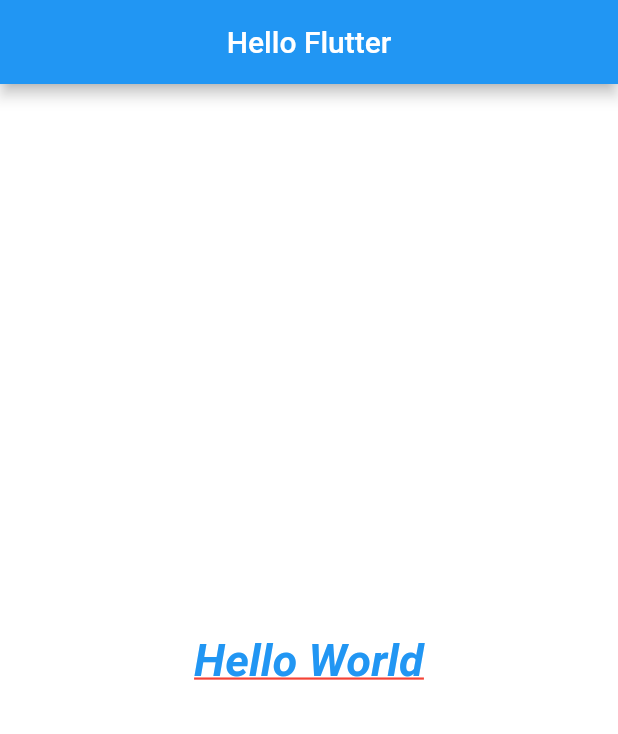
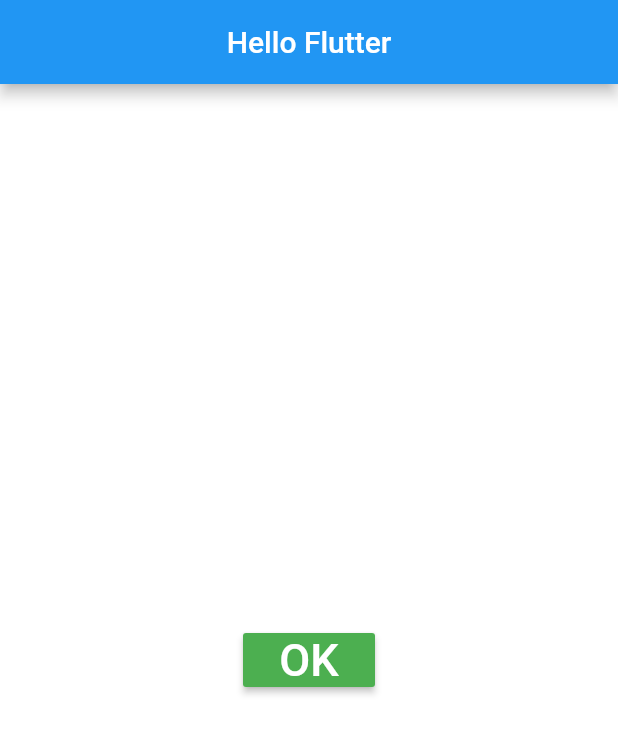
Before and after one commit to brthema072/flutter_hello, a Flutter app: the screen it shows after launch, on a phone screen of 412 x 824 dp. Shown: the top 734 px of the screen. Run offline on Flutter 3.47's test engine with Material 2 defaults, Android fonts, the phone set to English and light mode, and no system bars.

Commit message:
utilizando botoes

```diff
--- a/lib/home_page.dart
+++ b/lib/home_page.dart
@@ -17,11 +17,33 @@ class HomePage extends StatelessWidget{
     return Container(
       color: Colors.white,
       child: Center(
-        child: _text(),
+        child: _button(),
       ),
     );
   }
 
+  _button(){
+    return RaisedButton(
+      color: Colors.green,
+      child: Text(
+        "OK",
+        style: TextStyle(
+          color: Colors.white,
+          fontSize: 30,
+        ),
+      ),
+      onPressed: () => _onClickOk('Clicou no botão!'),
+    );
+  }
+
+  void _onClickOk(String msg){
+    /* print('Clicou no botão!'); */
+    print(msg);
+  }
+
+  _img(){
+    return Image.asset("assets/images/dog1.png");
+  }
   _text(){
     return Text('Hello World',
       style: TextStyle(
```
